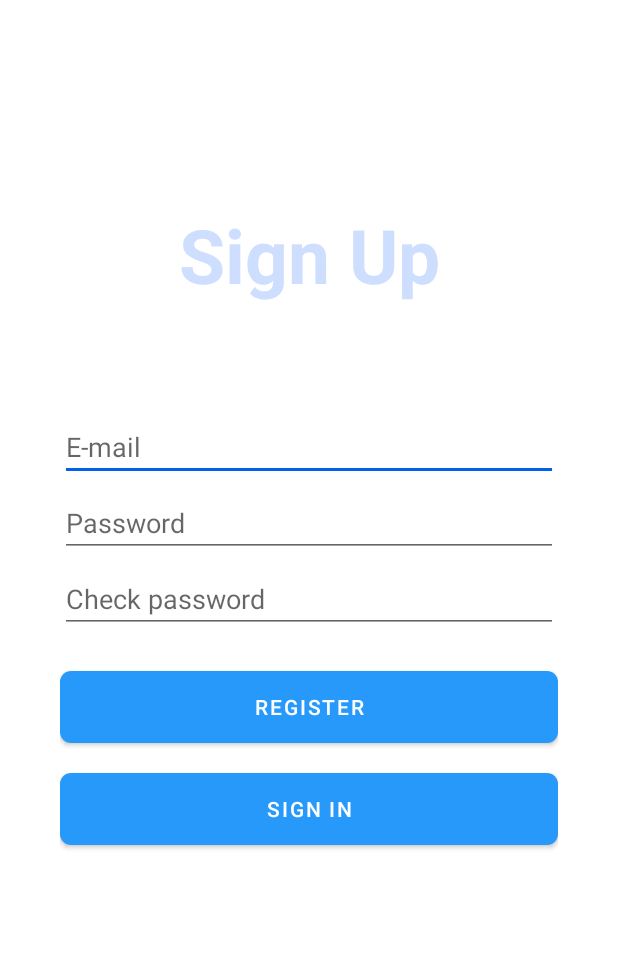
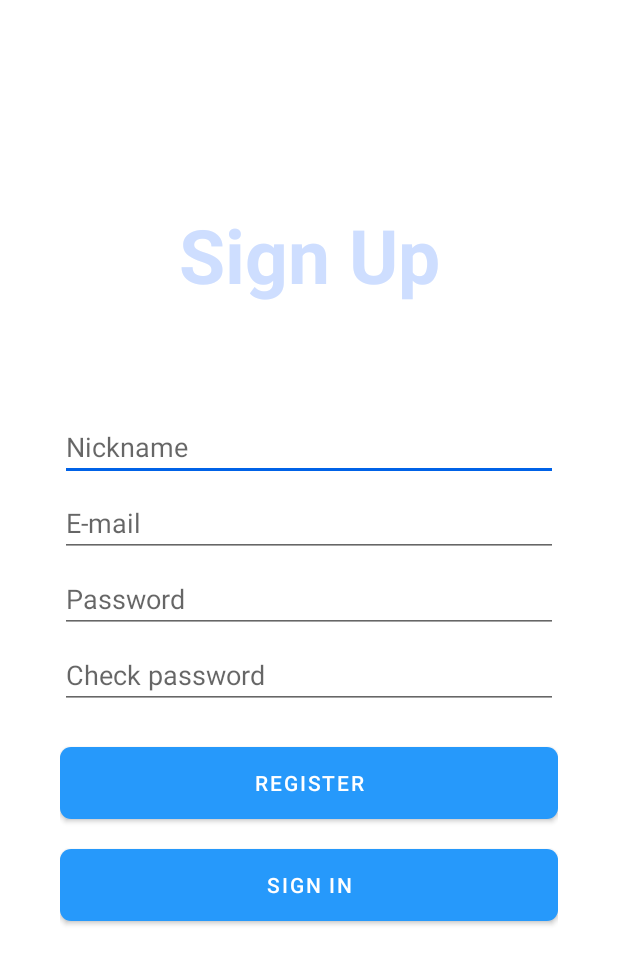
Before and after one commit to DW-K/A.S.K.-AnalysisStock-, an Android app: the SignUpActivity screen opened directly, with no data from a screen before it, after a tap on "REGISTER", on a phone screen of 412 x 824 dp. Shown: the top 964 px of the screen. Run offline under Robolectric (Android 15) with nearby library versions, the phone set to English and light mode, and no system bars; our stand-ins replace Firebase (no records; nobody signed in at launch, a user with empty details on screens opened directly).

Commit message:
User NickName settings

```diff
--- a/ask/app/src/main/java/com/gachon/ask/HomeFragment.java
+++ b/ask/app/src/main/java/com/gachon/ask/HomeFragment.java
@@ -7,16 +7,13 @@ import android.view.LayoutInflater;
 import android.view.View;
 import android.view.ViewGroup;
 import android.widget.Button;
-
 import androidx.fragment.app.Fragment;
-
 import com.gachon.ask.xingapi.MainView;
 
 public class HomeFragment extends Fragment {
     @Override
     public View onCreateView(LayoutInflater inflater, ViewGroup container, Bundle savedInstanceState) {
         View view = inflater.inflate(R.layout.fragment_home,container,false);
-
         Button btnInvest = (Button) view.findViewById(R.id.button_investment);
         // 모의투자 화면으로 이동!
         btnInvest.setOnClickListener(new View.OnClickListener() {
--- a/ask/app/src/main/java/com/gachon/ask/SignUpActivity.java
+++ b/ask/app/src/main/java/com/gachon/ask/SignUpActivity.java
@@ -25,6 +25,7 @@ public class SignUpActivity extends BaseActivity<ActivitySignupBinding> {
     private static final String TAG = "SignUpActivity";
     private FirebaseAuth mAuth;
 
+    private EditText etNickname;
     private EditText etEmail;
     private EditText etPassword;
     private EditText etPassword_check;
@@ -41,6 +42,7 @@ public class SignUpActivity extends BaseActivity<ActivitySignupBinding> {
         super.onCreate(savedInstanceState);
         setContentView(R.layout.activity_signup);
 
+        etNickname = findViewById(R.id.et_nickname);
         etEmail = findViewById(R.id.et_email);
         etPassword = findViewById(R.id.et_password);
         etPassword_check = findViewById(R.id.et_password_check);
@@ -66,11 +68,12 @@ public class SignUpActivity extends BaseActivity<ActivitySignupBinding> {
     }
 
     private void signUp(){
+        String nickname = etNickname.getText().toString();
         String email = etEmail.getText().toString();
         String password = etPassword.getText().toString();
         String passwordCheck = etPassword_check.getText().toString();
 
-        if (email.length()>0 && password.length()>0 && passwordCheck.length()>0) {
+        if (nickname.length()>0 && email.length()>0 && password.length()>0 && passwordCheck.length()>0) {
 
             if (password.equals(passwordCheck)) {
                 mAuth.createUserWithEmailAndPassword(email, password)
@@ -81,7 +84,9 @@ public class SignUpActivity extends BaseActivity<ActivitySignupBinding> {
                                     // Sign in success, update UI with the signed-in user's information
                                     Log.d(TAG, "createUserWithEmail:success");
                                     // DB 생성 작업
-                                    createNewUserDatabase(task.getResult().getUser());
+                                    createNewUserDatabase(task.getResult().getUser(), nickname);
+                                    // 유저 닉네임 가져오는 테스트
+
                                     finish();
                                 } else {
                                     // If sign in fails, display a message to the user.
@@ -104,9 +109,9 @@ public class SignUpActivity extends BaseActivity<ActivitySignupBinding> {
      * 새로운 사용자의 DB 정보를 생성한다
      * @author Taehyun Park
      */
-    private void createNewUserDatabase(FirebaseUser user) {
+    private void createNewUserDatabase(FirebaseUser user, String userNickName) {
         // 새 유저 정보 작성
-        Firestore.writeNewUser(user.getUid(), user.getEmail(), user.getEmail(),
+        Firestore.writeNewUser(user.getUid(), user.getEmail(), userNickName,
                 0,0,0,0,0,0,0,null,null,null)
                 .addOnCompleteListener(documentTask -> {
                     // 성공했다면
--- a/ask/app/src/main/java/com/gachon/ask/util/model/User.java
+++ b/ask/app/src/main/java/com/gachon/ask/util/model/User.java
@@ -19,6 +19,8 @@ public class User {
     private ArrayList<Stock> myStock; // 보유 주식
     private ArrayList<StockReport> myStockReport; // 매매 기록
     private ArrayList<Integer> challenges;        // 달성한 업적
+
+    public User(){ }
 
     public User(String userEmail, String userNickName, Timestamp registerTime, int userLevel, int userExp, int userMoney, int postAnalysisNum, int postQuestionNum, int postAnswerNum, float profitRate, ArrayList<Stock> myStock, ArrayList<StockReport> myStockReport, ArrayList<Integer> challenges) {
         this.userEmail = userEmail;
--- a/ask/app/src/main/res/layout/activity_signup.xml
+++ b/ask/app/src/main/res/layout/activity_signup.xml
@@ -21,6 +21,15 @@
             android:textColor="@color/main_color"
             android:textSize="50dp"
             android:textStyle="bold" />
+
+        <EditText
+            android:id="@+id/et_nickname"
+            android:layout_width="match_parent"
+            android:layout_height="wrap_content"
+            android:layout_marginBottom="5dp"
+            android:ems="10"
+            android:hint="Nickname"
+            android:inputType="text" />
 
         <EditText
             android:id="@+id/et_email"
--- a/ask/app/src/main/res/layout/fragment_mypage.xml
+++ b/ask/app/src/main/res/layout/fragment_mypage.xml
@@ -52,7 +52,6 @@
             android:layout_width="wrap_content"
             android:layout_height="wrap_content"
             android:layout_marginTop="20dp"
-            android:text="유저네임"
             android:textColor="@color/black"
             android:textSize="20dp"
             android:textStyle="bold"
```
Also changed, not shown: ask/app/src/main/java/com/gachon/ask/MyPageFragment.java (+34 -1 lines), ask/app/src/main/java/com/gachon/ask/util/Firestore.java (+11 -0 lines), 295 other files.
